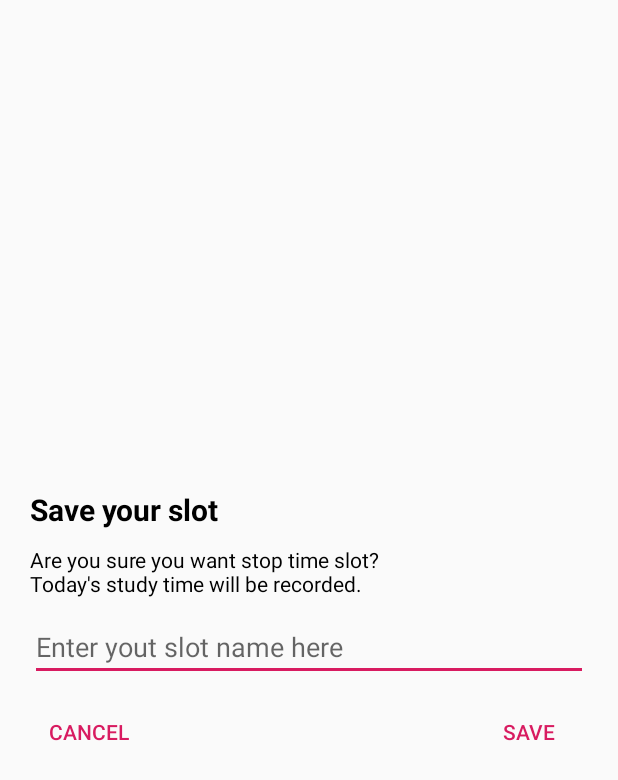
After one commit to de2rick/StudyTimer, an Android app: the layout save_slot_dialog.xml on its own in the app's theme, with its tools: preview values and no code run, on a phone screen of 412 x 824 dp. The commit adds this screen. Shown: the top 780 px of the screen. Run offline under Robolectric (Android 15) with nearby library versions, the phone set to English and light mode, and no system bars.

Commit message:
Add save slot dialog

```diff
--- a/StudyTimer/app/src/main/java/com/example/studytimer/History.java
+++ b/StudyTimer/app/src/main/java/com/example/studytimer/History.java
@@ -31,11 +31,6 @@ public class History extends AppCompatActivity {
         recyclerView.setAdapter(adapter);
 
 
-
-
-
-
-
 /*
         recyclerView = findViewById(R.id.recyclerview);
 
--- /dev/null
+++ b/StudyTimer/app/src/main/res/layout/save_slot_dialog.xml
@@ -0,0 +1,75 @@
+<?xml version="1.0" encoding="utf-8"?>
+<LinearLayout xmlns:android="http://schemas.android.com/apk/res/android"
+    android:layout_width="match_parent"
+    android:layout_height="match_parent"
+    android:gravity="center"
+    android:background="@android:color/transparent"
+    android:orientation="vertical">
+
+    <TextView
+        android:id="@+id/textView"
+        android:layout_width="match_parent"
+        android:layout_height="wrap_content"
+        android:gravity="center_vertical"
+        android:text="Save your slot"
+        android:textStyle="bold"
+        android:textColor="@color/black"
+        android:textSize="20sp"
+        android:layout_marginTop="20dp"
+        android:layout_marginLeft="20dp"
+        android:layout_marginRight="20dp"
+        android:layout_marginBottom="10dp"/>
+
+    <TextView
+        android:layout_width="match_parent"
+        android:layout_height="wrap_content"
+        android:gravity="center_vertical"
+        android:paddingLeft="20dp"
+        android:paddingRight="20dp"
+        android:layout_marginBottom="10dp"
+        android:text="Are you sure you want stop time slot?\nToday's study time will be recorded."
+        android:textColor="@color/black" />
+
+    <EditText
+        android:id="@+id/et_name"
+        android:layout_width="match_parent"
+        android:layout_height="wrap_content"
+        android:layout_marginLeft="20dp"
+        android:layout_marginRight="20dp"
+        android:hint="Enter yout slot name here"
+        android:textSize="18sp"
+        android:singleLine="true"
+        />
+
+
+    <LinearLayout
+        android:layout_width="match_parent"
+        android:layout_height="wrap_content"
+        android:layout_marginBottom="5dp"
+        android:orientation="horizontal"
+        android:paddingLeft="15dp"
+        android:paddingRight="15dp"
+        android:layout_marginTop="10dp"
+        >
+        <Button
+            android:id="@+id/btn_cancel"
+            android:layout_width="wrap_content"
+            android:layout_height="wrap_content"
+            android:background="@android:color/transparent"
+            android:text="Cancel"
+            android:textColor="@color/colorAccent" />
+        <TextView
+            android:layout_width="wrap_content"
+            android:layout_height="wrap_content"
+            android:layout_weight="1"/>
+        <Button
+            android:id="@+id/btn_save"
+            android:layout_width="wrap_content"
+            android:layout_height="wrap_content"
+            android:background="@android:color/transparent"
+            android:text="Save"
+            android:layout_gravity="right"
+            android:textColor="@color/colorAccent" />
+    </LinearLayout>
+
+</LinearLayout>
--- a/StudyTimer/app/src/main/res/xml/preferences.xml
+++ b/StudyTimer/app/src/main/res/xml/preferences.xml
@@ -9,7 +9,7 @@
             android:key="prefer_name"
             android:title="Name"
             android:summary="Set up welcome name"
-            android:defaultValue="COMPSCI 702 Student"
+            android:defaultValue="COMPSCI702 Student"
             android:dialogMessage="Set up your prefer name"
             >
 
```
Also changed, not shown: StudyTimer/app/src/main/java/com/example/studytimer/MainActivity.java (+53 -14 lines), StudyTimer/app/src/main/res/layout/content_main.xml (+6 -4 lines).
